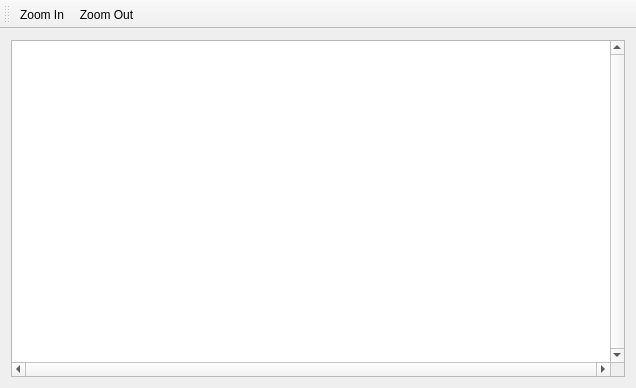
Above: mainwindow.ui from sudnikand/QBox2D before the change. Below: the same form after it.
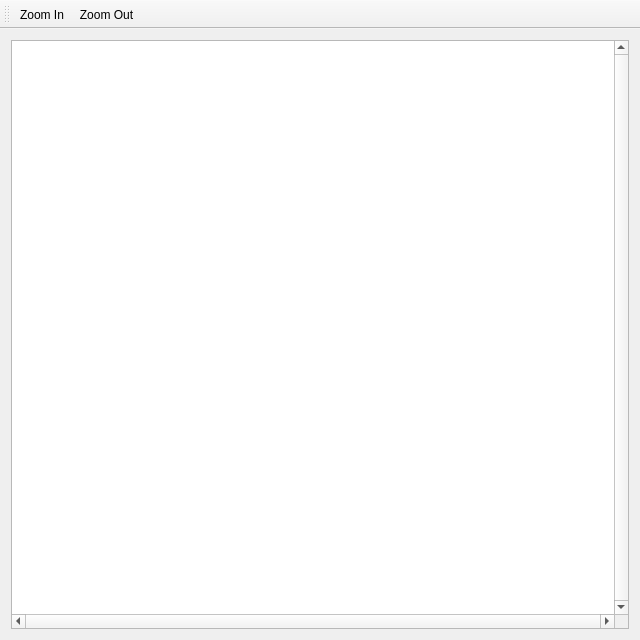
That is the form after the change. Icons and pictures are not drawn.

Commit message: window size 640x640

What changed in the file:
```diff
--- a/mainwindow.ui
+++ b/mainwindow.ui
@@ -6,8 +6,8 @@
    <rect>
     <x>0</x>
     <y>0</y>
-    <width>636</width>
-    <height>388</height>
+    <width>640</width>
+    <height>640</height>
    </rect>
   </property>
   <property name="windowTitle">
```
